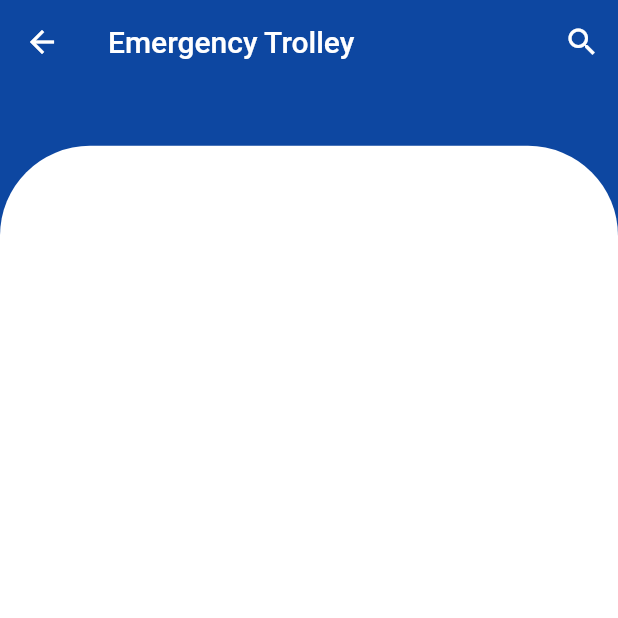
After one commit to SamadhiWathsala/ward_system, a Flutter app: the ItemList screen opened directly, on a phone screen of 412 x 824 dp, the top half of it. The commit adds this screen. Run offline on Flutter 3.47's test engine with Material 2 defaults, Android fonts, the phone set to English and light mode, and no system bars; our stand-ins replace cloud_firestore, firebase_auth, firebase_storage, image_picker, table_calendar; accounts and stored records are empty.

Commit message:
emergency trolley section and warning section complete

```diff
--- /dev/null
+++ b/lib/models/trolley_item.dart
@@ -0,0 +1,10 @@
+class Trolley{
+  String itemId;
+  String item;
+  String quantity;
+  //String expireDate;
+  String itemStatus;
+
+  Trolley({this.item/*,this.expireDate*/,this.itemStatus,this.quantity,this.itemId});
+
+}
--- /dev/null
+++ b/lib/screens/emergency_trolly/item_list.dart
@@ -0,0 +1,235 @@
+import 'package:flutter/cupertino.dart';
+import 'package:flutter/material.dart';
+import 'package:myward/models/trolley_item.dart';
+import 'package:myward/service/trolley_details.dart';
+
+class ItemList extends StatefulWidget {
+
+  @override
+  _ItemListState createState() => _ItemListState();
+}
+
+class _ItemListState extends State<ItemList> {
+
+  final TrolleyDataService trolleyDataService = TrolleyDataService();
+
+  Future _existItemList;
+  bool isSearch = false;
+
+  Future<List<Trolley>> getExistItemList() async{
+    return await TrolleyDataService().getTrolleyItemList('exsist');
+  }
+
+  @override
+  void initState() {
+    _existItemList = getExistItemList() ?? [];
+    super.initState();
+  }
+
+
+  void _filterItem(value){
+    print(value);
+  }
+
+
+
+  @override
+  Widget build(BuildContext context) {
+
+    return Scaffold(
+      backgroundColor: Colors.blue[900],
+      appBar: AppBar(
+        title: !isSearch ? Text('Emergency Trolley')
+            : TextField(
+          onChanged: (value){
+            _filterItem(value);
+          },
+          style: TextStyle(color: Colors.white),
+          decoration: InputDecoration(
+              hintText: 'Search item here',
+              icon: Icon(Icons.search,color: Colors.white,),
+              hintStyle: TextStyle(color: Colors.white)
+          ),
+        ),
+        actions: <Widget>[
+          isSearch ?
+          IconButton(
+              icon: Icon(Icons.cancel,color: Colors.white,),
+              onPressed: (){
+                setState(() {
+                  this.isSearch = false;
+                });
+              }
+          )
+              :
+          IconButton(
+              icon: Icon(Icons.search,color: Colors.white,),
+              onPressed: (){
+                setState(() {
+                  this.isSearch = true;
+                });
+              }
+          )
+        ],
+        elevation: 0.0,
+      ),
+      body: Container(
+        margin: EdgeInsets.only(top: MediaQuery.of(context).size.height/20),
+        decoration: BoxDecoration(
+          color: Colors.white,
+          borderRadius: BorderRadius.only(
+              topLeft: Radius.circular(60.0),
+              topRight: Radius.circular(60.0)
+          ),
+          // gradient: Gradient(colors: [Colors.blue,Colors.grey])
+        ),
+        child: FutureBuilder(
+          future: _existItemList,
+            builder:  (_,snapshot){
+              if(snapshot.connectionState == ConnectionState.waiting){
+                return Center(
+                  child:CircularProgressIndicator(),
+                );
+              }
+              else if(snapshot.hasError){
+                return Center(
+                    child:Text(snapshot.error)
+                );
+              }
+              else{
+                return Padding(
+                  padding: const EdgeInsets.all(20.0),
+                  child: ListView.builder(
+                      itemCount: snapshot.data.length,
+                      itemBuilder: (context,index){
+                        Trolley item = snapshot.data[index];
+                        return Padding(
+                          padding: const EdgeInsets.all(8.0),
+                          child: Card(
+                            child: ListTile(
+                              title: Text(
+                                item.item,
+                                maxLines: 3,
+                                style: TextStyle(
+                                    color: Colors.black, fontSize: 18.0,fontWeight: FontWeight.bold),
+                              ),
+                              trailing: FlatButton(
+                                color: Colors.blue,
+                                  shape: RoundedRectangleBorder(
+                                    borderRadius: BorderRadius.circular(50.0)
+                                  ),
+                                  onPressed: (){
+                                    trolleyDataService.updateItemStatus(item.itemId, 'used');
+                                  }, child: Text('Use',style: TextStyle(color: Colors.white),)
+                              ),
+                            ),
+                            shape: RoundedRectangleBorder(
+                              borderRadius: BorderRadius.circular(15.0),
+                            ),
+                          ),
+                        );
+                      }
+                  ),
+                );
+              }
+            }
+        ),
+      ),
+    );
+    /*
+    final items = Provider.of<List<Trolley>>(context) ?? [];
+
+
+    if(items.isEmpty){
+      return Scaffold(
+        appBar: AppBar(
+          title: Text('Emergency Trolley'),
+        ),
+        body: Center(
+          child: Text(
+            "Emergency trolley is empty",
+            style: TextStyle(
+                fontSize: 20.0,
+                fontWeight: FontWeight.bold,
+                color: Colors.grey[400]),
+          ),
+        ),
+      );
+    }else{
+
+      return Scaffold(
+        backgroundColor: Colors.blue[900],
+        appBar: AppBar(
+          title: !isSearch ? Text('Emergency Trolley')
+              : TextField(
+            style: TextStyle(color: Colors.white),
+            decoration: InputDecoration(
+                hintText: 'Search item here',
+                icon: Icon(Icons.search,color: Colors.white,),
+              hintStyle: TextStyle(color: Colors.white)
+            ),
+          ),
+          actions: <Widget>[
+            isSearch ?
+            IconButton(
+                icon: Icon(Icons.cancel,color: Colors.white,),
+                onPressed: (){
+                  setState(() {
+                    this.isSearch = false;
+                  });
+                }
+            )
+                :
+            IconButton(
+                icon: Icon(Icons.search,color: Colors.white,),
+                onPressed: (){
+                  setState(() {
+                    this.isSearch = true;
+                  });
+                }
+            )
+          ],
+          elevation: 0.0,
+        ),
+        body: Container(
+          margin: EdgeInsets.only(top: MediaQuery.of(context).size.height/20),
+          decoration: BoxDecoration(
+            color: Colors.white,
+            borderRadius: BorderRadius.only(
+                topLeft: Radius.circular(60.0),
+                topRight: Radius.circular(60.0)
+            ),
+            // gradient: Gradient(colors: [Colors.blue,Colors.grey])
+          ),
+          child: Padding(
+            padding: const EdgeInsets.all(15.0),
+            child: ListView.builder(
+                itemCount: items.length,
+                itemBuilder: (context,index){
+                  return Padding(
+                    padding: const EdgeInsets.all(8.0),
+                    child: Card(
+                      child: ListTile(
+                        title: Text(
+                          items[index].item,
+                          style: TextStyle(
+                              color: Colors.black, fontSize: 18.0, letterSpacing: 2.0),
+                        ),
+                      ),
+                      shape: RoundedRectangleBorder(
+                        borderRadius: BorderRadius.circular(15.0),
+                      ),
+                    ),
+                  );
+                }
+            ),
+          ),
+        ),
+      );
+
+    }
+
+    */
+
+  }
+}
--- a/lib/screens/home/task/full_details_ofEachTask.dart
+++ b/lib/screens/home/task/full_details_ofEachTask.dart
@@ -30,6 +30,7 @@ class FullDetails extends StatelessWidget {
                 }, child: Text('Cancel')),
                 FlatButton(onPressed: (){
                   patientDetailsService.updateTestStatus( testId, 'Done');
+                  Navigator.of(context).pop();
                 }, child: Text('Done')),
               ],
             );
--- a/lib/service/patients_profiles.dart
+++ b/lib/service/patients_profiles.dart
@@ -70,7 +70,7 @@ class PatientDetailsService{
     return snapshot.documents.map((DocumentSnapshot doc){
 
       return Test(
-          testID: doc.data['testId'],
+          testID: doc.documentID,
           testCategory: doc.data['category'],
           testDescription: doc.data['name'],
           testStatus: doc.data['testStatus'],
--- /dev/null
+++ b/lib/service/trolley_details.dart
@@ -0,0 +1,55 @@
+import 'package:cloud_firestore/cloud_firestore.dart';
+import 'package:myward/models/trolley_item.dart';
+
+
+class TrolleyDataService{
+
+  final CollectionReference trolleyCollection = Firestore.instance.collection('Emergence_trolly');
+
+  /*
+  //fetch item from snapshot
+  List<Trolley> _itemListFromSnapshot(QuerySnapshot snapshot){
+    return snapshot.documents.map((DocumentSnapshot doc){
+      return Trolley(
+        item: doc.data['itemName'],
+        itemStatus: doc.data['itemStatus'],
+        //expireDate: doc.data['expDate'],
+        quantity: doc.data['quantity']
+      );
+    }).toList();
+  }
+
+  //get trolley item stream
+  Stream<List<Trolley>> get items{
+    return trolleyCollection.snapshots().map(_itemListFromSnapshot);
+  }
+
+  */
+
+
+  //update the test status after it use
+  Future updateItemStatus(String itemID,String itemStatus) async{
+    return await trolleyCollection.document(itemID).updateData({
+      'itemStatus' : itemStatus
+    });
+  }
+
+
+  //fetch item list according to their status
+  Future <List<Trolley>> getTrolleyItemList(String itemStatus)async{
+    QuerySnapshot snapshot = await trolleyCollection.where('itemStatus',isEqualTo: itemStatus).getDocuments();
+    return snapshot.documents.map((DocumentSnapshot doc){
+      return Trolley(
+          itemId: doc.documentID,
+          item: doc.data['itemName'],
+          itemStatus: doc.data['itemStatus'],
+          //expireDate: doc.data['expDate'],
+          quantity: doc.data['quantity']
+      );
+    }).toList();
+  }
+
+
+
+
+}
```
Also changed, not shown: lib/screens/emergency_trolly/emergency_trolly.dart (+33 -0 lines), lib/screens/home/home.dart (+9 -0 lines), lib/screens/home/task/category/test_list.dart (+11 -6 lines), lib/screens/warning/warning_section.dart (added, +104 -0 lines).
